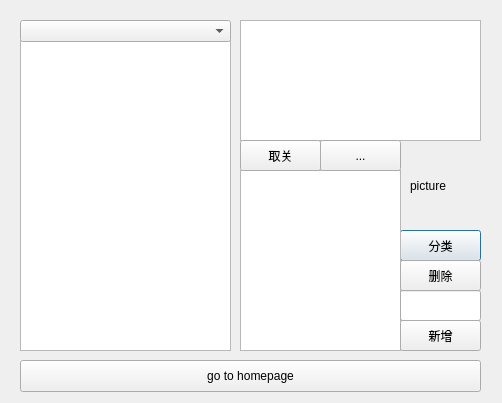
Qt form untitled.ui (tommyme/bili_up_manage) before a commit.
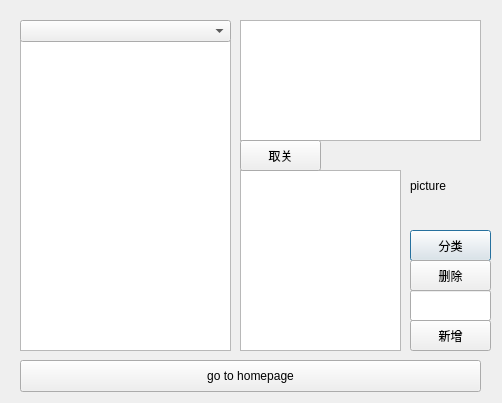
The same form after that commit.

Diff of the .ui file:
```diff
--- a/untitled.ui
+++ b/untitled.ui
@@ -36,7 +36,7 @@
   <widget class="QPushButton" name="btn_cls">
    <property name="geometry">
     <rect>
-     <x>400</x>
+     <x>410</x>
      <y>230</y>
      <width>81</width>
      <height>31</height>
@@ -82,7 +82,7 @@
   <widget class="QPushButton" name="btn_del_gp">
    <property name="geometry">
     <rect>
-     <x>400</x>
+     <x>410</x>
      <y>260</y>
      <width>81</width>
      <height>31</height>
@@ -95,7 +95,7 @@
   <widget class="QPushButton" name="btn_add_gp">
    <property name="geometry">
     <rect>
-     <x>400</x>
+     <x>410</x>
      <y>320</y>
      <width>81</width>
      <height>31</height>
@@ -108,7 +108,7 @@
   <widget class="QLineEdit" name="new_gp_name">
    <property name="geometry">
     <rect>
-     <x>400</x>
+     <x>410</x>
      <y>290</y>
      <width>81</width>
      <height>31</height>
@@ -128,19 +128,6 @@
     <string>取关</string>
    </property>
   </widget>
-  <widget class="QPushButton" name="btn_unfl_2">
-   <property name="geometry">
-    <rect>
-     <x>320</x>
-     <y>140</y>
-     <width>81</width>
-     <height>31</height>
-    </rect>
-   </property>
-   <property name="text">
-    <string>...</string>
-   </property>
-  </widget>
   <widget class="QPushButton" name="btn_homepage">
    <property name="geometry">
     <rect>
@@ -154,6 +141,19 @@
     <string>go to homepage</string>
    </property>
   </widget>
+  <widget class="QLabel" name="label_loading">
+   <property name="geometry">
+    <rect>
+     <x>330</x>
+     <y>150</y>
+     <width>58</width>
+     <height>16</height>
+    </rect>
+   </property>
+   <property name="text">
+    <string/>
+   </property>
+  </widget>
  </widget>
  <resources/>
  <connections/>
```
